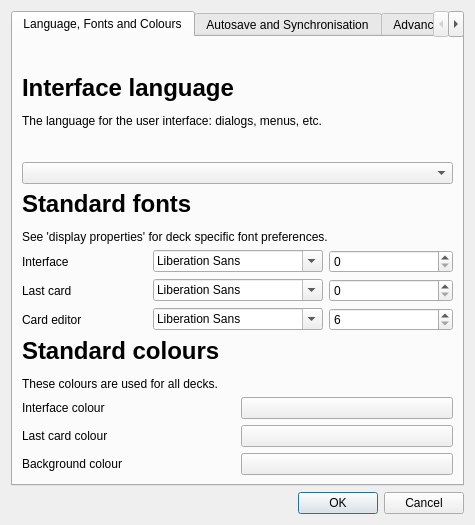
Qt form designer/preferences.ui (ludiosarchive/anki) before a commit.
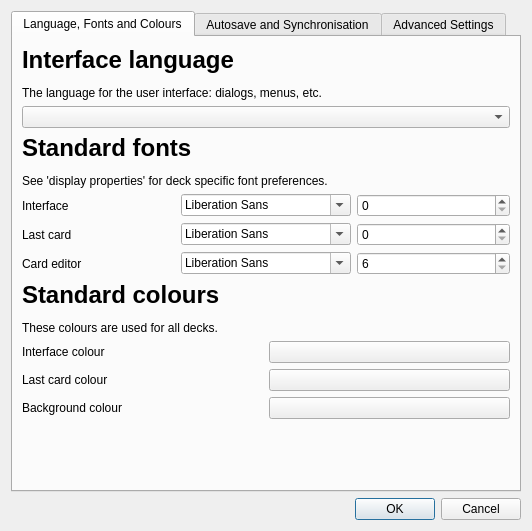
The same form after that commit.

What changed in the file:
```diff
--- a/designer/preferences.ui
+++ b/designer/preferences.ui
@@ -5,14 +5,14 @@
    <rect>
     <x>0</x>
     <y>0</y>
-    <width>475</width>
-    <height>525</height>
+    <width>532</width>
+    <height>531</height>
    </rect>
   </property>
   <property name="windowTitle" >
    <string>Preferences</string>
   </property>
-  <layout class="QVBoxLayout" >
+  <layout class="QVBoxLayout" name="verticalLayout_2" >
    <item>
     <widget class="QTabWidget" name="tabWidget" >
      <property name="currentIndex" >
@@ -23,20 +23,14 @@
        <rect>
         <x>0</x>
         <y>0</y>
-        <width>453</width>
-        <height>443</height>
+        <width>510</width>
+        <height>449</height>
        </rect>
       </property>
       <attribute name="title" >
        <string>Language, Fonts and Colours</string>
       </attribute>
-      <layout class="QHBoxLayout" >
-       <property name="spacing" >
-        <number>6</number>
-       </property>
-       <property name="margin" >
-        <number>9</number>
-       </property>
+      <layout class="QVBoxLayout" name="verticalLayout" >
        <item>
         <layout class="QVBoxLayout" >
          <property name="spacing" >
@@ -236,6 +230,19 @@
          </item>
         </layout>
        </item>
+       <item>
+        <spacer name="verticalSpacer" >
+         <property name="orientation" >
+          <enum>Qt::Vertical</enum>
+         </property>
+         <property name="sizeHint" stdset="0" >
+          <size>
+           <width>20</width>
+           <height>0</height>
+          </size>
+         </property>
+        </spacer>
+       </item>
       </layout>
      </widget>
      <widget class="QWidget" name="tab_2" >
```
Left out of the diff: 7 changed lines with no effect on the pictures.
